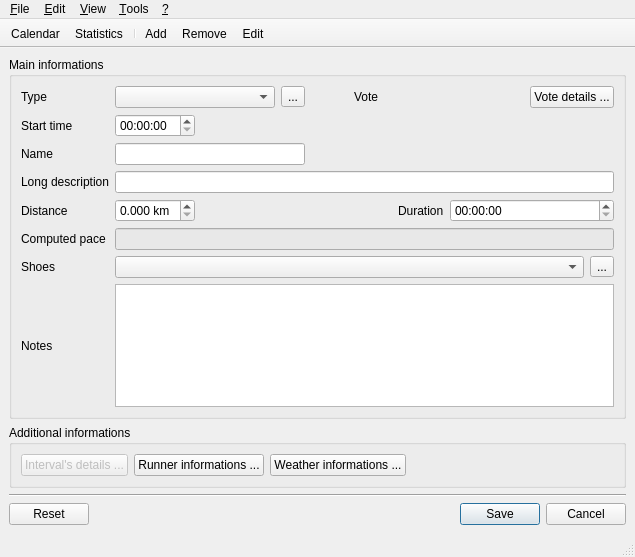
Above: running/src/views/ui/mainview.ui from electri/running before the change. Below: the same form after it.
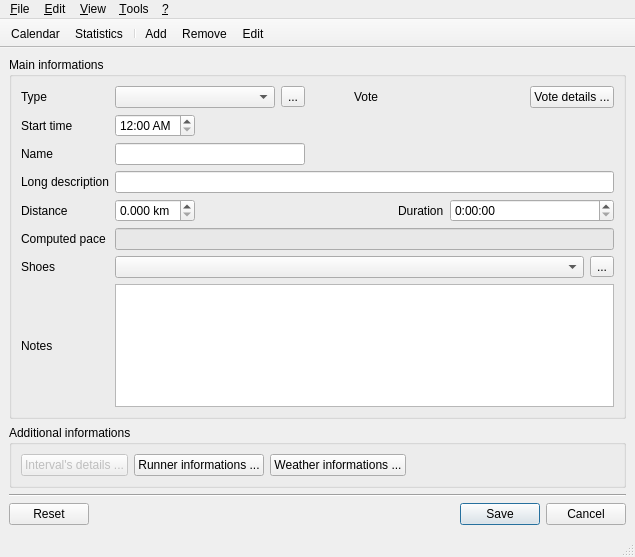
That is the form after the change. Icons and pictures are not drawn. Custom widgets are drawn as their Qt base class.

```diff
--- a/running/src/views/ui/mainview.ui
+++ b/running/src/views/ui/mainview.ui
@@ -120,7 +120,11 @@
             </widget>
            </item>
            <item row="1" column="1" >
-            <widget class="QTimeEdit" name="startTimeEdit" />
+            <widget class="QTimeEdit" name="startTimeEdit" >
+             <property name="displayFormat" >
+              <string>h:mm AP</string>
+             </property>
+            </widget>
            </item>
            <item row="1" column="2" colspan="9" >
             <spacer name="horizontalSpacer" >
@@ -240,6 +244,9 @@
                <verstretch>0</verstretch>
               </sizepolicy>
              </property>
+             <property name="displayFormat" >
+              <string>h:mm:ss</string>
+             </property>
             </widget>
            </item>
            <item row="5" column="0" >
```
